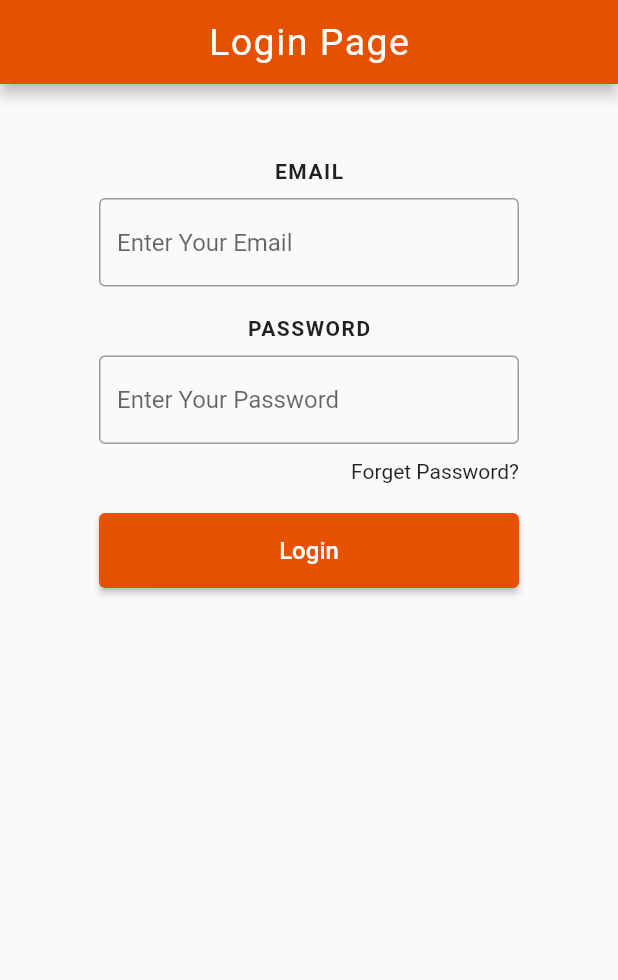
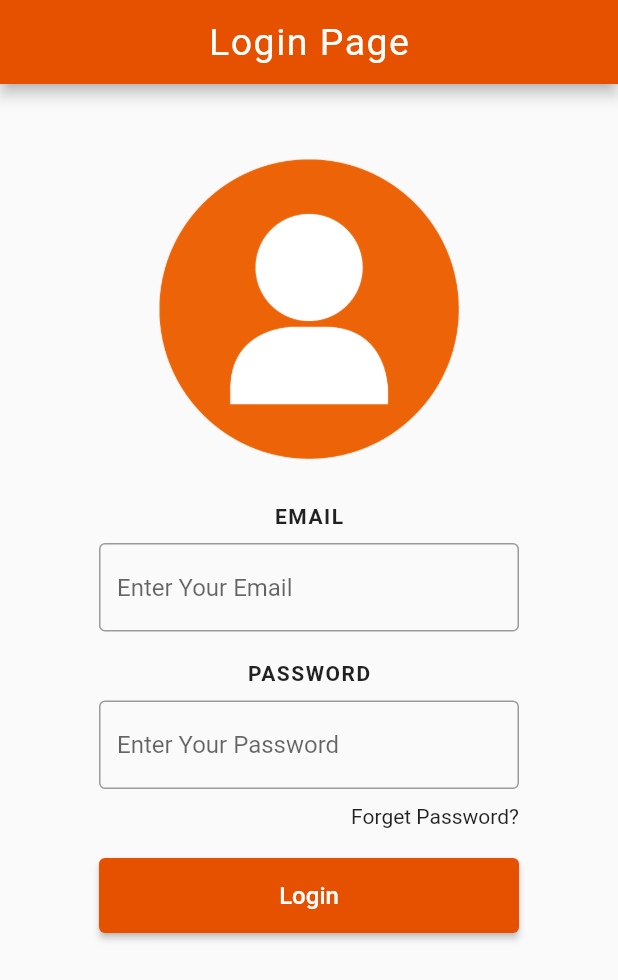
Before and after one commit to Muhammad-Sarim-Khan-Bangash/Login-Page, a Flutter app: the screen it shows after launch, on a phone screen of 412 x 824 dp. Shown: the top 980 px of the screen. Run offline on Flutter 3.47's test engine with Material 2 defaults, Android fonts, the phone set to English and light mode, and no system bars.

Commit message:
First commit

```diff
--- a/lib/main.dart
+++ b/lib/main.dart
@@ -29,6 +29,13 @@ class MyApp extends StatelessWidget {
                 child: Column(
                   children: [
                     SizedBox(height: 50),
+                    Container(
+                        child: Image.asset(
+                      'images/login.png',
+                      width: 200,
+                      height: 200,
+                    )),
+                    SizedBox(height: 30),
                     Text(
                       "EMAIL",
                       style: TextStyle(
--- a/pubspec.yaml
+++ b/pubspec.yaml
@@ -45,9 +45,8 @@ flutter:
   uses-material-design: true
 
   # To add assets to your application, add an assets section, like this:
-  # assets:
-  #   - images/a_dot_burr.jpeg
-  #   - images/a_dot_ham.jpeg
+  assets:
+    - images/
 
   # An image asset can refer to one or more resolution-specific "variants", see
   # https://flutter.dev/assets-and-images/#resolution-aware.
```
Also changed, not shown: images/login.png.
